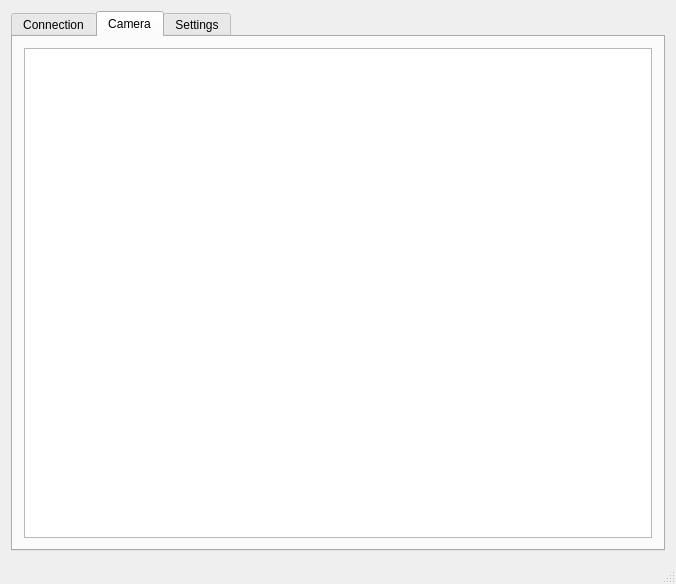
mvxe/MLA-CS, file mainwindow.ui: the form before one commit.
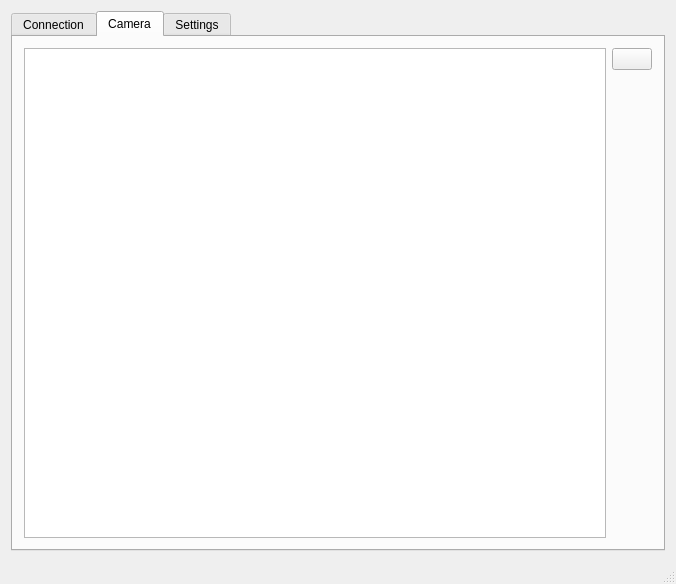
The form after the commit. The open tabs and pages were chosen to show the change. Icons and pictures are not drawn.

What changed in the file:
```diff
--- a/mainwindow.ui
+++ b/mainwindow.ui
@@ -176,7 +176,54 @@
        </attribute>
        <layout class="QGridLayout" name="gridLayout_5">
         <item row="0" column="0">
-         <widget class="QGraphicsView" name="graphicsView"/>
+         <widget class="QGraphicsView" name="graphicsView">
+          <property name="cursor" stdset="0">
+           <cursorShape>SizeAllCursor</cursorShape>
+          </property>
+          <property name="mouseTracking">
+           <bool>true</bool>
+          </property>
+         </widget>
+        </item>
+        <item row="0" column="3">
+         <layout class="QVBoxLayout" name="verticalLayout_3" stretch="0,0">
+          <property name="spacing">
+           <number>5</number>
+          </property>
+          <property name="rightMargin">
+           <number>0</number>
+          </property>
+          <item>
+           <widget class="QPushButton" name="bt_webcam">
+            <property name="sizePolicy">
+             <sizepolicy hsizetype="Minimum" vsizetype="Minimum">
+              <horstretch>0</horstretch>
+              <verstretch>0</verstretch>
+             </sizepolicy>
+            </property>
+            <property name="text">
+             <string/>
+            </property>
+            <property name="icon">
+             <iconset resource="icons/icon.qrc">
+              <normaloff>:/emblem-nowrite.svg</normaloff>:/emblem-nowrite.svg</iconset>
+            </property>
+           </widget>
+          </item>
+          <item>
+           <spacer name="verticalSpacer_3">
+            <property name="orientation">
+             <enum>Qt::Vertical</enum>
+            </property>
+            <property name="sizeHint" stdset="0">
+             <size>
+              <width>20</width>
+              <height>40</height>
+             </size>
+            </property>
+           </spacer>
+          </item>
+         </layout>
         </item>
        </layout>
       </widget>
```
Left out of the diff: 8 changed lines with no effect on the pictures.
